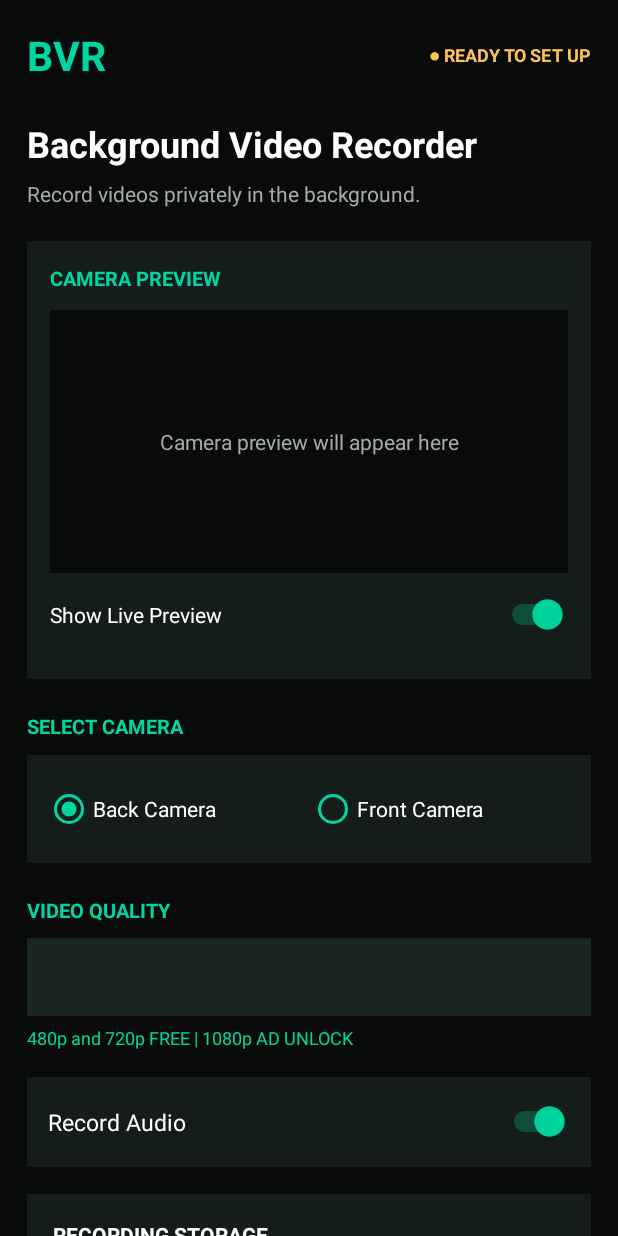
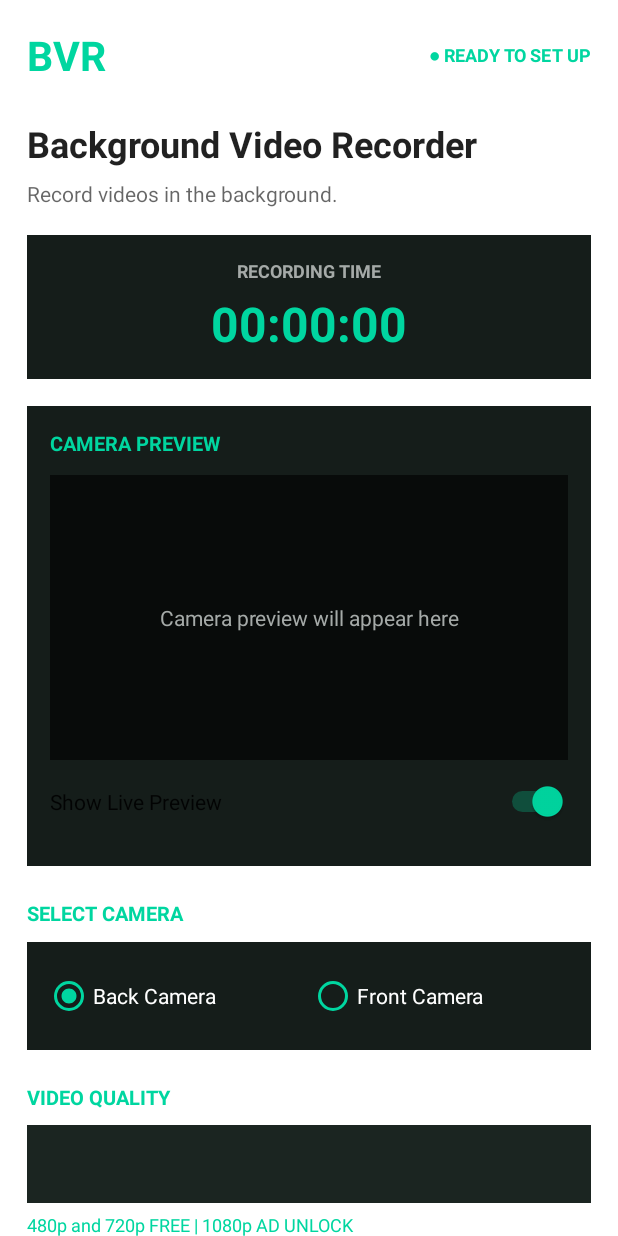
Before and after one commit to altamashkhan998448-cyber/Background-Video-Recorder, an Android app: the screen it shows after launch (MainActivity), on a phone screen of 412 x 824 dp. Run offline under Robolectric (Android 15) with nearby library versions, the phone set to English and light mode, and no system bars.

Commit message:
Update activity_main.xml

```diff
--- a/app/src/main/res/layout/activity_main.xml
+++ b/app/src/main/res/layout/activity_main.xml
@@ -1,7 +1,8 @@
-<?xml version="1.0" encoding="utf-8"?><ScrollView xmlns:android="http://schemas.android.com/apk/res/android"
+<?xml version="1.0" encoding="utf-8"?>
+<ScrollView xmlns:android="http://schemas.android.com/apk/res/android"
     android:layout_width="match_parent"
     android:layout_height="match_parent"
-android:background="#080B0A"
+    android:background="?android:attr/colorBackground"
     android:fillViewport="true">
 
     <LinearLayout
@@ -22,7 +23,7 @@ android:fillViewport="true">
                 android:layout_width="wrap_content"
                 android:layout_height="wrap_content"
                 android:text="BVR"
-            android:textColor="#00D6A0"
+                android:textColor="?attr/colorAccent"
                 android:textSize="27sp"
                 android:textStyle="bold" />
 
@@ -35,8 +36,8 @@ android:fillViewport="true">
                 android:id="@+id/txtRecordingStatus"
                 android:layout_width="wrap_content"
                 android:layout_height="wrap_content"
-            android:text="● SETUP REQUIRED"
-            android:textColor="#FFC15A"
+                android:text="● READY"
+                android:textColor="?attr/colorAccent"
                 android:textSize="12sp"
                 android:textStyle="bold" />
 
@@ -49,7 +50,7 @@ android:fillViewport="true">
             android:layout_height="wrap_content"
             android:layout_marginTop="24dp"
             android:text="Background Video Recorder"
-        android:textColor="#FFFFFF"
+            android:textColor="?android:attr/textColorPrimary"
             android:textSize="24sp"
             android:textStyle="bold" />
 
@@ -57,16 +58,47 @@ android:fillViewport="true">
             android:layout_width="match_parent"
             android:layout_height="wrap_content"
             android:layout_marginTop="7dp"
-        android:text="Record videos privately in the background."
-        android:textColor="#A5AAA8"
+            android:text="Record videos in the background."
+            android:textColor="?android:attr/textColorSecondary"
             android:textSize="14sp" />
 
-    <!-- RECORDING PREVIEW -->
+        <!-- RECORDING TIMER -->
 
         <LinearLayout
             android:layout_width="match_parent"
             android:layout_height="wrap_content"
-        android:layout_marginTop="22dp"
+            android:layout_marginTop="18dp"
+            android:background="#151D1A"
+            android:gravity="center"
+            android:orientation="vertical"
+            android:padding="15dp">
+
+            <TextView
+                android:layout_width="wrap_content"
+                android:layout_height="wrap_content"
+                android:text="RECORDING TIME"
+                android:textColor="#A5AAA8"
+                android:textSize="12sp"
+                android:textStyle="bold" />
+
+            <TextView
+                android:id="@+id/txtRecordingTimer"
+                android:layout_width="wrap_content"
+                android:layout_height="wrap_content"
+                android:layout_marginTop="5dp"
+                android:text="00:00:00"
+                android:textColor="#00D6A0"
+                android:textSize="32sp"
+                android:textStyle="bold" />
+
+        </LinearLayout>
+
+        <!-- CAMERA PREVIEW -->
+
+        <LinearLayout
+            android:layout_width="match_parent"
+            android:layout_height="wrap_content"
+            android:layout_marginTop="18dp"
             android:background="#151D1A"
             android:orientation="vertical"
             android:padding="15dp">
@@ -82,7 +114,7 @@ android:fillViewport="true">
             <FrameLayout
                 android:id="@+id/cameraPreviewContainer"
                 android:layout_width="match_parent"
-            android:layout_height="175dp"
+                android:layout_height="190dp"
                 android:layout_marginTop="12dp"
                 android:background="#080B0A">
 
@@ -108,7 +140,7 @@ android:fillViewport="true">
                     android:layout_height="wrap_content"
                     android:layout_weight="1"
                     android:text="Show Live Preview"
-                android:textColor="#FFFFFF"
+                    android:textColor="?android:attr/textColorPrimary"
                     android:textSize="14sp" />
 
                 <Switch
@@ -116,7 +148,7 @@ android:fillViewport="true">
                     android:layout_width="wrap_content"
                     android:layout_height="wrap_content"
                     android:checked="true"
-                android:thumbTint="#00D6A0" />
+                    android:thumbTint="?attr/colorAccent" />
 
             </LinearLayout>
 
@@ -206,7 +238,7 @@ android:fillViewport="true">
                 android:layout_height="wrap_content"
                 android:layout_weight="1"
                 android:text="Record Audio"
-            android:textColor="#FFFFFF"
+                android:textColor="?android:attr/textColorPrimary"
                 android:textSize="15sp" />
 
             <Switch
@@ -214,16 +246,16 @@ android:fillViewport="true">
                 android:layout_width="wrap_content"
                 android:layout_height="wrap_content"
                 android:checked="true"
-            android:thumbTint="#00D6A0" />
+                android:thumbTint="?attr/colorAccent" />
 
         </LinearLayout>
 
-    <!-- STORAGE -->
+        <!-- RECORDING STORAGE -->
 
         <LinearLayout
             android:layout_width="match_parent"
             android:layout_height="wrap_content"
-        android:layout_marginTop="18dp"
+            android:layout_marginTop="20dp"
             android:background="#151D1A"
             android:orientation="vertical"
             android:padding="17dp">
@@ -233,30 +265,91 @@ android:fillViewport="true">
                 android:layout_height="wrap_content"
                 android:text="RECORDING STORAGE"
                 android:textColor="#FFFFFF"
-            android:textSize="14sp"
+                android:textSize="15sp"
                 android:textStyle="bold" />
+
+            <!-- TOTAL STORAGE -->
+
+            <TextView
+                android:id="@+id/txtStorageTotal"
+                android:layout_width="match_parent"
+                android:layout_height="wrap_content"
+                android:layout_marginTop="14dp"
+                android:text="TOTAL STORAGE: 1 GB"
+                android:textColor="#FFFFFF"
+                android:textSize="13sp"
+                android:textStyle="bold" />
+
+            <!-- STORAGE PROGRESS -->
+
+            <ProgressBar
+                android:id="@+id/storageProgress"
+                style="?android:attr/progressBarStyleHorizontal"
+                android:layout_width="match_parent"
+                android:layout_height="12dp"
+                android:layout_marginTop="12dp"
+                android:max="100"
+                android:progress="0"
+                android:progressTint="#00D6A0"
+                android:progressBackgroundTint="#39443F" />
+
+            <!-- USED STORAGE -->
+
+            <TextView
+                android:id="@+id/txtStorageUsed"
+                android:layout_width="match_parent"
+                android:layout_height="wrap_content"
+                android:layout_marginTop="12dp"
+                android:text="Used: 0 MB"
+                android:textColor="#FFFFFF"
+                android:textSize="13sp" />
+
+            <!-- AVAILABLE STORAGE -->
+
+            <TextView
+                android:id="@+id/txtStorageAvailable"
+                android:layout_width="match_parent"
+                android:layout_height="wrap_content"
+                android:layout_marginTop="6dp"
+                android:text="Available: 1 GB"
+                android:textColor="#00D6A0"
+                android:textSize="13sp"
+                android:textStyle="bold" />
+
+            <!-- STORAGE PERCENTAGE -->
+
+            <TextView
+                android:id="@+id/txtStoragePercent"
+                android:layout_width="match_parent"
+                android:layout_height="wrap_content"
+                android:layout_marginTop="6dp"
+                android:text="0% USED"
+                android:textColor="#A5AAA8"
+                android:textSize="12sp" />
+
+            <!-- OLD STORAGE ID - KEPT FOR COMPATIBILITY -->
 
             <TextView
                 android:id="@+id/txtStorageInfo"
                 android:layout_width="match_parent"
                 android:layout_height="wrap_content"
-            android:layout_marginTop="10dp"
+                android:layout_marginTop="8dp"
                 android:text="0 MB USED / 1 GB FREE"
                 android:textColor="#00D6A0"
-            android:textSize="18sp"
+                android:textSize="14sp"
                 android:textStyle="bold" />
 
             <TextView
                 android:layout_width="match_parent"
                 android:layout_height="wrap_content"
-            android:layout_marginTop="5dp"
+                android:layout_marginTop="7dp"
                 android:text="Your free recording storage allowance"
                 android:textColor="#A5AAA8"
                 android:textSize="12sp" />
 
         </LinearLayout>
 
-    <!-- START RECORDING -->
+        <!-- START / STOP RECORDING -->
 
         <Button
             android:id="@+id/btnStartRecording"
@@ -291,6 +384,8 @@ android:fillViewport="true">
             android:text="SETTINGS"
             android:textColor="#FFFFFF" />
 
+        <!-- FOOTER -->
+
         <TextView
             android:layout_width="match_parent"
             android:layout_height="wrap_content"
```
Lines whose indentation alone changed are shown as unchanged.
